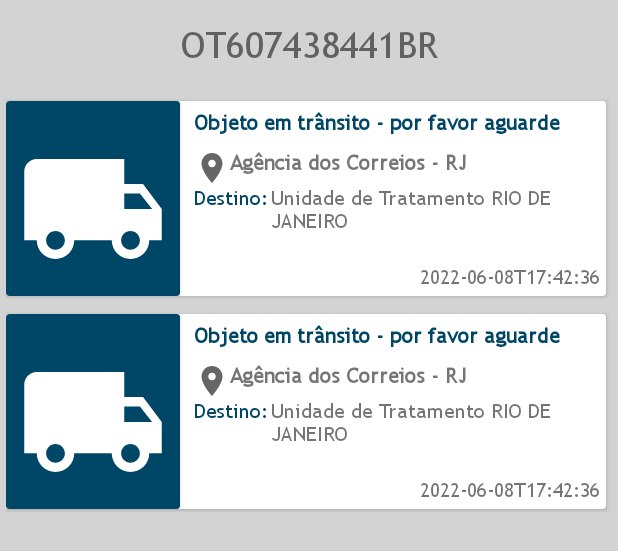
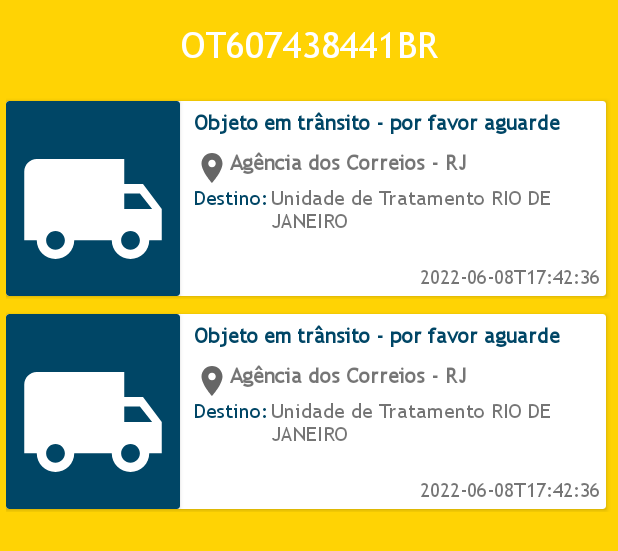
Before and after one commit to kelvingcr/findmyobject, an Android app: the layout activity_info_object.xml on its own in the app's theme, with its tools: preview values and no code run, on a phone screen of 412 x 824 dp. Shown: the top 551 px of the screen. Run offline under Robolectric (Android 15) with nearby library versions, the light colour scheme and no system bars.

Commit message:
backgroud yellow layout info object

```diff
--- a/app/src/main/res/layout/activity_info_object.xml
+++ b/app/src/main/res/layout/activity_info_object.xml
@@ -7,7 +7,7 @@
     tools:context=".InfoObjectActivity"
     android:fitsSystemWindows="true"
     android:orientation="vertical"
-    android:background="@color/cinzaclaro">
+    android:background="@color/amarelo">
 
     <TextView
         android:id="@+id/text_code"
@@ -17,6 +17,7 @@
         android:fontFamily="@font/trebuc"
         android:text="OT607438441BR"
         android:textSize="24dp"
+        android:textColor="@color/white"
         android:textAlignment="center"
         app:layout_constraintEnd_toEndOf="parent"
         app:layout_constraintStart_toStartOf="parent"
--- a/app/src/main/res/values/colors.xml
+++ b/app/src/main/res/values/colors.xml
@@ -9,5 +9,6 @@
     <color name="white">#FFFFFFFF</color>
     <color name="azulclaro">#004666</color>
     <color name="cinzaclaro">#d3d3d3</color>
+    <color name="amarelo">#FFD304</color>
 
 </resources>
```
